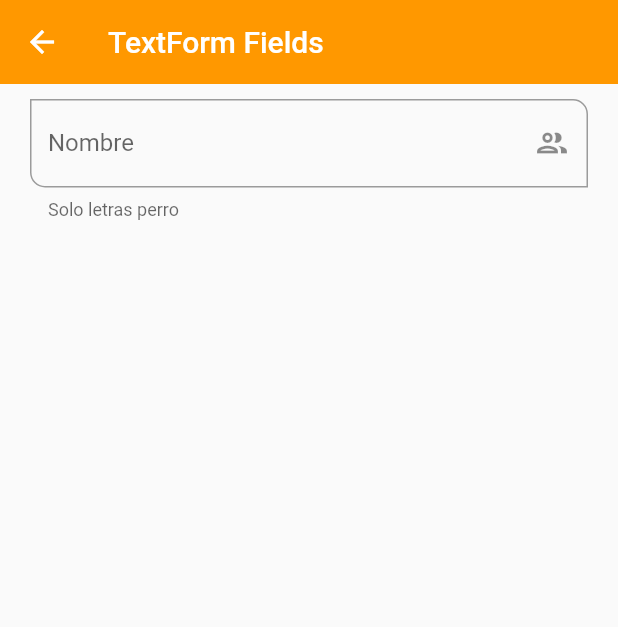
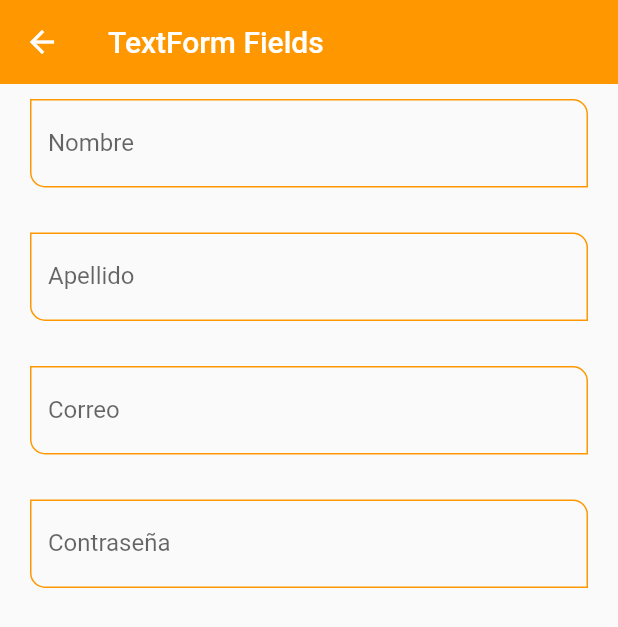
Before and after one commit to EdgarLS7/fltproject, a Flutter app: the TextFormScreen screen opened by its route, on a phone screen of 412 x 824 dp. Shown: the top 627 px of the screen. Run offline on Flutter 3.47's test engine with Material 2 defaults, Android fonts, the phone set to English and light mode, and no system bars.

```diff
--- a/lib/screens/text_form_screen.dart
+++ b/lib/screens/text_form_screen.dart
@@ -1,4 +1,5 @@
 
+import 'package:flt_project/widgets/widgets.dart';
 import 'package:flutter/material.dart';
 
 class TextFormScreen extends StatelessWidget {
@@ -15,47 +16,38 @@ class TextFormScreen extends StatelessWidget {
         child: Padding(
           padding: const EdgeInsets.symmetric( horizontal: 20, vertical: 10),
           child: Column(
-            children: [
+            children: const [
 
-              TextFormField(
-                autofocus: false,
-                // initialValue: 'Edgar Lopez',
-                textCapitalization: TextCapitalization.words,
-                onChanged: ( value ) {
-                  print('value: $value');
-                },
-                validator: (value) {
-                  if ( value == null ) return 'Este campo es requerido';
-                  return value.length < 3 ? 'Minimo de 3 letras' : null;
-                },
-                autovalidateMode: AutovalidateMode.onUserInteraction,
-                decoration: const InputDecoration(
-                  hintText: 'Nombre del usuario',
-                  labelText: 'Nombre',
-                  helperText: 'Solo letras perro',
-                  border: OutlineInputBorder(
-                    borderRadius: BorderRadius.only(
-                      bottomLeft: Radius.circular(10),
-                      topRight: Radius.circular(10)
-                    )
-                  ),
-                  focusedBorder: OutlineInputBorder(
-                    borderSide: BorderSide(
-                      color: Colors.green
-                    )
-                  ) ,
+              CustomInputField(
+                keyboardType: TextInputType.name,
+                labelText: 'Nombre',
+                hintText: 'Nombre del Usuario',
+              ),
 
-                  //final
-                  suffixIcon: Icon(Icons.group_outlined),
+              SizedBox( height: 30 ),
 
-                  // icono al principio
-                  // prefixIcon: Icon(Icons.smoke_free_outlined),
-                  // -----------------------------------------------
-                  // Al principio y recorre el textform
-                  // icon: Icon(Icons.abc_rounded)
-                ),
-              )
+              CustomInputField(
+                keyboardType: TextInputType.name,
+                labelText: 'Apellido',
+                hintText: 'Apellido del Usuario',
+              ),
 
+              SizedBox( height: 30 ),
+
+              CustomInputField(
+                keyboardType: TextInputType.emailAddress,
+                labelText: 'Correo',
+                hintText: 'Correo del Usuario',
+              ),
+
+              SizedBox( height: 30 ),
+
+              CustomInputField(
+                keyboardType: TextInputType.visiblePassword,
+                obscureText: true,
+                labelText: 'Contraseña',
+                hintText: 'Contraseña del usuario',
+              ),
             ],
           ),
         ),
--- a/lib/theme/app_theme.dart
+++ b/lib/theme/app_theme.dart
@@ -35,7 +35,20 @@ class AppTheme {
     ),
 
     inputDecorationTheme: const InputDecorationTheme(
+      floatingLabelStyle: TextStyle( color: primary ),
+      enabledBorder: OutlineInputBorder(
+        borderSide: BorderSide( color: primary ),
+        borderRadius: BorderRadius.only( bottomLeft: Radius.circular(10), topRight: Radius.circular(10))
+      ),
 
+      focusedBorder: OutlineInputBorder(
+        borderSide: BorderSide( color: primary ),
+        borderRadius: BorderRadius.only( bottomLeft: Radius.circular(10), topRight: Radius.circular(10))
+      ),
+
+      border: OutlineInputBorder(
+        borderRadius: BorderRadius.only( bottomLeft: Radius.circular(10), topRight: Radius.circular(10))
+      ),
     )
   );
 
--- /dev/null
+++ b/lib/widgets/custom_input.dart
@@ -0,0 +1,53 @@
+import 'package:flutter/material.dart';
+
+class CustomInputField extends StatelessWidget {
+
+  final String? hintText;
+  final String? labelText;
+  final String? helperText;
+  final TextInputType? keyboardType;
+  final IconData? suffixIcon;
+  final bool? obscureText;
+
+  const CustomInputField({
+    Key? key,
+    this.hintText,
+    this.labelText,
+    this.helperText,
+    this.keyboardType,
+    this.suffixIcon,
+    this.obscureText,
+  }) : super(key: key);
+
+  @override
+  Widget build(BuildContext context) {
+    return TextFormField(
+      keyboardType: keyboardType,
+      autofocus: false,
+      textCapitalization: TextCapitalization.words,
+      onChanged: ( value ) {
+        print('value: $value');
+      },
+      validator: (value) {
+        if ( value == null ) return 'Este campo es requerido';
+        return value.length < 3 ? 'Minimo de 3 letras' : null;
+      },
+      autovalidateMode: AutovalidateMode.onUserInteraction,
+      decoration: InputDecoration(
+        hintText: hintText,
+        labelText: labelText,
+        helperText: helperText,
+
+        //icono al final
+        suffixIcon: suffixIcon == null ? null
+          : Icon( suffixIcon )
+
+        // icono al principio
+        // prefixIcon: Icon(Icons.smoke_free_outlined),
+
+        // Al principio y recorre el textform
+        // icon: Icon(Icons.abc_rounded)
+      ),
+    );
+  }
+}
--- a/lib/widgets/widgets.dart
+++ b/lib/widgets/widgets.dart
@@ -1,3 +1,4 @@
 
 export 'package:flt_project/widgets/custom_card.dart';
+export 'package:flt_project/widgets/custom_input.dart';
 export 'package:flt_project/widgets/image_card.dart';
```
